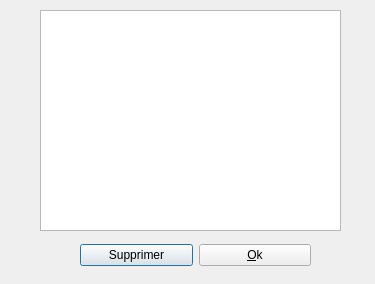
Qt form src/evenementinfodialog.ui (sowlosc/ProjectCalendar) before a commit.
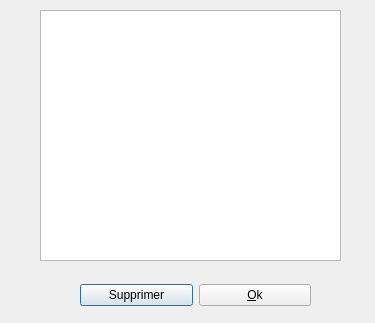
The same form after that commit.

```diff
--- a/src/evenementinfodialog.ui
+++ b/src/evenementinfodialog.ui
@@ -7,7 +7,7 @@
     <x>0</x>
     <y>0</y>
     <width>375</width>
-    <height>284</height>
+    <height>323</height>
    </rect>
   </property>
   <property name="windowTitle">
@@ -19,7 +19,7 @@
      <x>40</x>
      <y>10</y>
      <width>301</width>
-     <height>221</height>
+     <height>251</height>
     </rect>
    </property>
    <property name="palette">
@@ -64,7 +64,7 @@
    <property name="geometry">
     <rect>
      <x>80</x>
-     <y>230</y>
+     <y>270</y>
      <width>231</width>
      <height>51</height>
     </rect>
```
